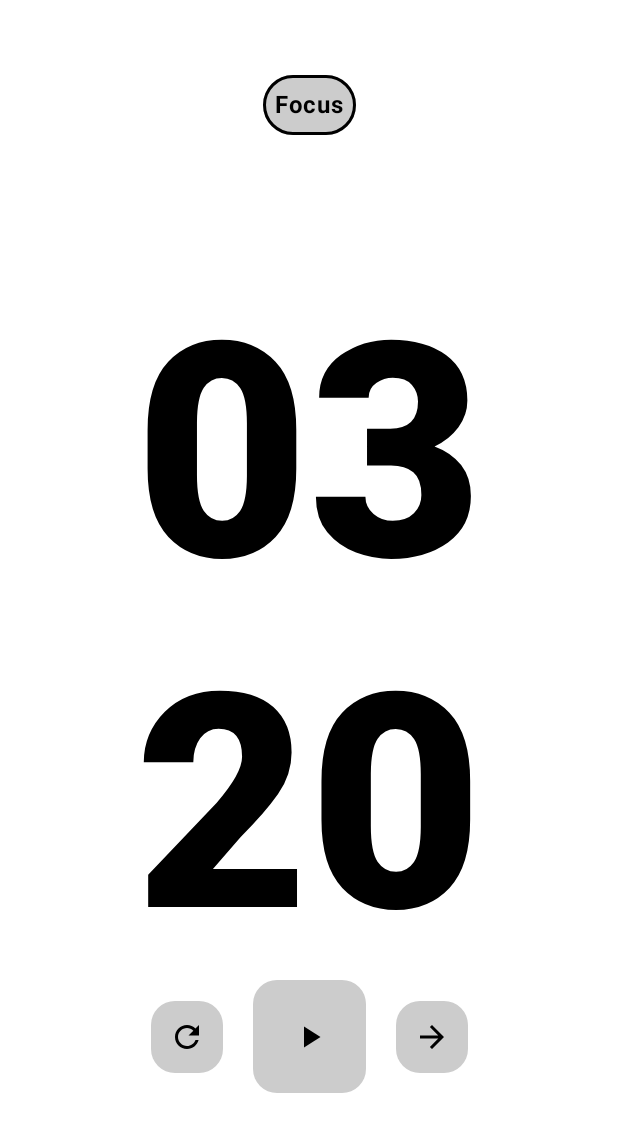
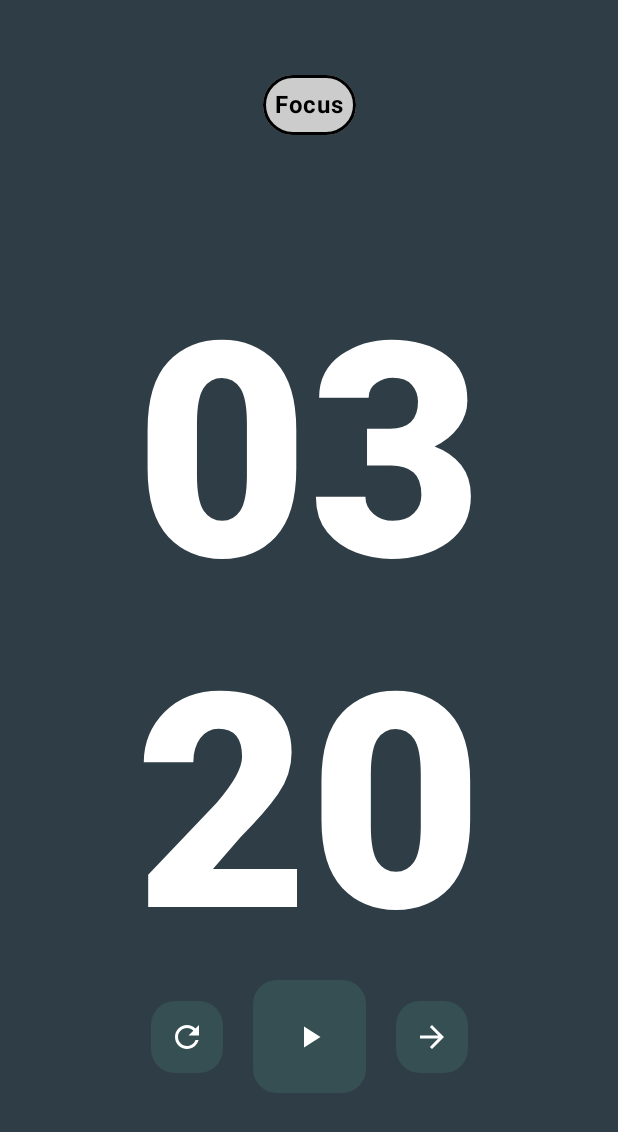
Before and after one commit to lukaszdoesthecode/PomodoroApp, an Android app built with Jetpack Compose: the @Preview function TimerPreview, on a phone screen of 412 x 824 dp. Shown: the top 1132 px of the screen. Run offline under Robolectric (Android 15) with nearby library versions, the phone set to English and light mode, and no system bars.

Commit message:
change layout color scheme

```diff
--- a/app/src/main/java/com/example/pomodojo/functionality/pomodoro/screens/WorkTimeScreen.kt
+++ b/app/src/main/java/com/example/pomodojo/functionality/pomodoro/screens/WorkTimeScreen.kt
@@ -8,8 +8,10 @@ import androidx.compose.foundation.layout.Box
 import androidx.compose.foundation.layout.Column
 import androidx.compose.foundation.layout.Row
 import androidx.compose.foundation.layout.fillMaxSize
+import androidx.compose.foundation.layout.height
 import androidx.compose.foundation.layout.padding
 import androidx.compose.foundation.layout.size
+import androidx.compose.foundation.layout.width
 import androidx.compose.foundation.shape.RoundedCornerShape
 import androidx.compose.material.icons.Icons
 import androidx.compose.material.icons.filled.ArrowForward
@@ -21,7 +23,9 @@ import androidx.compose.material3.Text
 import androidx.compose.runtime.Composable
 import androidx.compose.ui.Alignment
 import androidx.compose.ui.Modifier
+import androidx.compose.ui.draw.shadow
 import androidx.compose.ui.graphics.Color
+import androidx.compose.ui.res.colorResource
 import androidx.compose.ui.text.PlatformTextStyle
 import androidx.compose.ui.text.TextStyle
 import androidx.compose.ui.text.font.FontWeight
@@ -29,8 +33,13 @@ import androidx.compose.ui.text.font.FontWeight.Companion.Bold
 import androidx.compose.ui.tooling.preview.Preview
 import androidx.compose.ui.unit.dp
 import androidx.compose.ui.unit.sp
+import com.example.pomodojo.R
 import com.example.pomodojo.functionality.pomodoro.state.SessionState
 import com.example.pomodojo.ui.theme.PomodojoTheme
+import com.example.pomodojo.ui.theme.Primary
+import com.example.pomodojo.ui.theme.ShadowD
+import com.example.pomodojo.ui.theme.ShadowL
+import com.example.pomodojo.ui.theme.White
 
 
 @Composable
@@ -46,6 +55,7 @@ fun WorkTimeScreen(
     Column(
         modifier = Modifier
             .fillMaxSize()
+            .background(Primary)
             .padding(0.dp, 50.dp, 0.dp, 0.dp),
         horizontalAlignment = Alignment.CenterHorizontally,
         verticalArrangement = Arrangement.Center,
@@ -81,6 +91,7 @@ fun WorkTimeScreen(
                 Text(
                     text = mins,
                     modifier = Modifier.padding(0.dp),
+                    color = White,
                     style = TextStyle(
                         fontSize = 200.sp,
                         fontWeight = FontWeight.ExtraBold,
@@ -92,6 +103,7 @@ fun WorkTimeScreen(
                 Text(
                     text = secs,
                     modifier = Modifier.padding(0.dp),
+                    color = White,
                     style = TextStyle(
                         fontSize = 200.sp,
                         fontWeight = FontWeight.ExtraBold,
@@ -109,32 +121,35 @@ fun WorkTimeScreen(
                 IconButton(
                     onClick = onClickReset,
                     modifier = Modifier
-                        .background(Color.LightGray, shape = RoundedCornerShape(16.dp))
+                        .background(ShadowD, shape = RoundedCornerShape(16.dp))
                 ) {
                     Icon(
                         imageVector = Icons.Filled.Refresh,
-                        contentDescription = "Pause Icon"
+                        contentDescription = "Pause Icon",
+                        tint = White
                     )
                 }
                 IconButton(
                     onClick = onClickStartStop,
                     modifier = Modifier
-                        .background(Color.LightGray, shape = RoundedCornerShape(16.dp))
+                        .background(ShadowD, shape = RoundedCornerShape(16.dp))
                         .size(75.dp)
                 ) {
                     Icon(
                         imageVector = Icons.Filled.PlayArrow,
-                        contentDescription = "Pause Icon"
+                        contentDescription = "Pause Icon",
+                        tint = White
                     )
                 }
                 IconButton(
                     onClick = onClickSkip,
                     modifier = Modifier
-                        .background(Color.LightGray, shape = RoundedCornerShape(16.dp))
+                        .background(ShadowD, shape = RoundedCornerShape(16.dp))
                 ) {
                     Icon(
                         imageVector = Icons.Filled.ArrowForward,
-                        contentDescription = "Pause Icon"
+                        contentDescription = "Pause Icon",
+                        tint = White
                     )
                 }
             }
```
